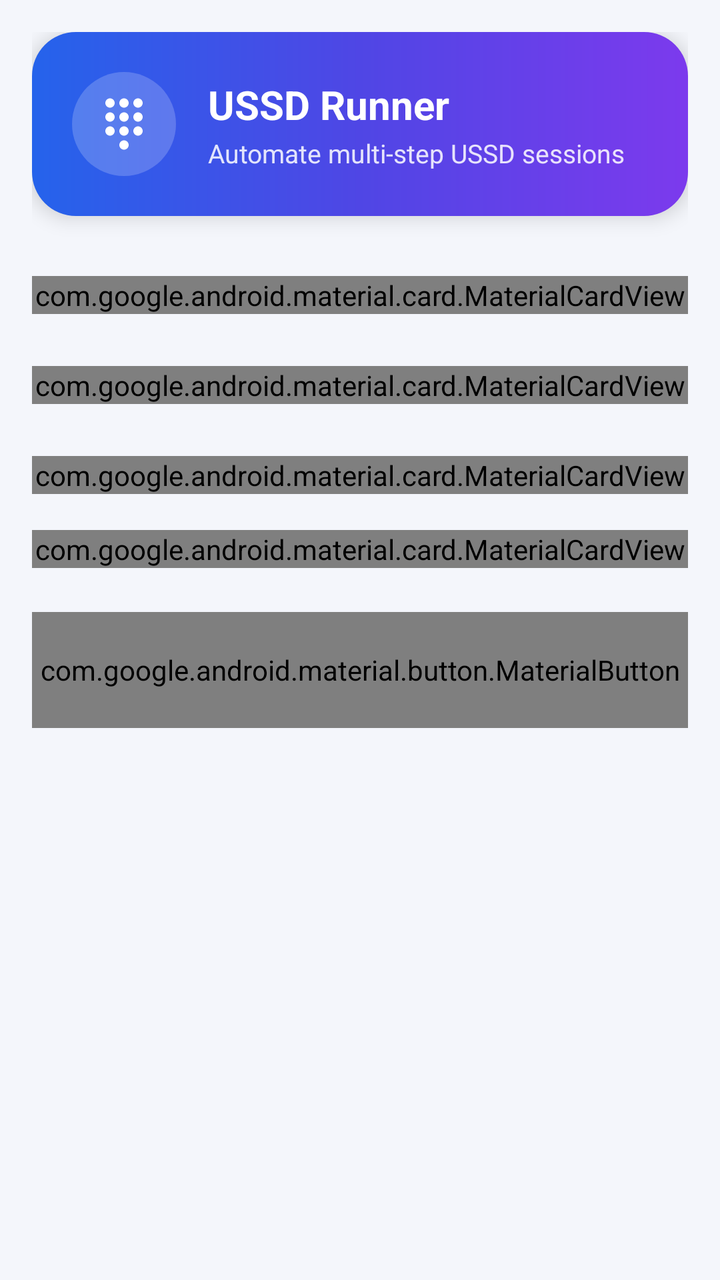
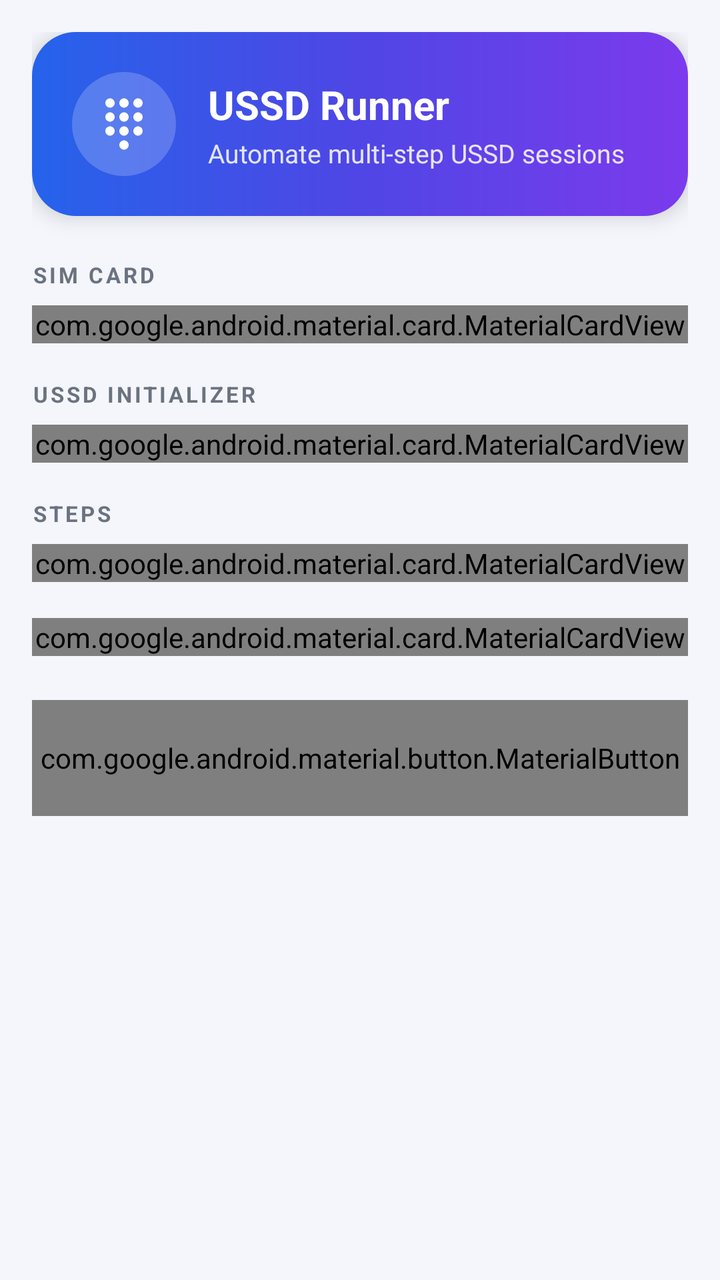

An Android layout rendered at two revisions. The XML below is the earlier revision; the diff shows what the commit changed to produce the second picture.
<!-- AndroidManifest.xml: application theme Theme.AppCompat.Light.NoActionBar -->
<!-- res/layout/activity_main.xml -->
<?xml version="1.0" encoding="utf-8"?>
<ScrollView xmlns:android="http://schemas.android.com/apk/res/android"
    xmlns:app="http://schemas.android.com/apk/res-auto"
    android:layout_width="match_parent"
    android:layout_height="match_parent"
    android:background="@color/screen_bg"
    android:fillViewport="true">

    <LinearLayout
        android:layout_width="match_parent"
        android:layout_height="wrap_content"
        android:orientation="vertical"
        android:padding="16dp">

        
        <LinearLayout
            android:layout_width="match_parent"
            android:layout_height="wrap_content"
            android:background="@drawable/bg_header_gradient"
            android:elevation="6dp"
            android:gravity="center_vertical"
            android:orientation="horizontal"
            android:padding="20dp">

            <ImageView
                android:layout_width="52dp"
                android:layout_height="52dp"
                android:background="@drawable/bg_icon_circle"
                android:contentDescription="@null"
                android:padding="12dp"
                android:src="@drawable/ic_ussd"
                app:tint="@color/white" />

            <LinearLayout
                android:layout_width="0dp"
                android:layout_height="wrap_content"
                android:layout_marginStart="16dp"
                android:layout_weight="1"
                android:orientation="vertical">

                <TextView
                    android:layout_width="wrap_content"
                    android:layout_height="wrap_content"
                    android:text="@string/app_name"
                    android:textColor="@color/white"
                    android:textSize="20sp"
                    android:textStyle="bold" />

                <TextView
                    android:layout_width="wrap_content"
                    android:layout_height="wrap_content"
                    android:layout_marginTop="2dp"
                    android:text="@string/header_sub"
                    android:textColor="#D9FFFFFF"
                    android:textSize="13sp" />
            </LinearLayout>
        </LinearLayout>

        
        <TextView
            style="@style/SectionLabel"
            android:layout_marginTop="22dp"
            android:text="@string/section_sim" />

        <com.google.android.material.card.MaterialCardView
            android:layout_width="match_parent"
            android:layout_height="wrap_content"
            android:layout_marginTop="8dp"
            app:cardBackgroundColor="@color/white"
            app:cardCornerRadius="18dp"
            app:cardElevation="1dp">

            <com.google.android.material.textfield.TextInputLayout
                android:id="@+id/tilSim"
                style="@style/Widget.Material3.TextInputLayout.OutlinedBox.ExposedDropdownMenu"
                android:layout_width="match_parent"
                android:layout_height="wrap_content"
                android:layout_margin="14dp"
                android:hint="@string/hint_sim"
                app:boxCornerRadiusBottomEnd="14dp"
                app:boxCornerRadiusBottomStart="14dp"
                app:boxCornerRadiusTopEnd="14dp"
                app:boxCornerRadiusTopStart="14dp"
                app:startIconDrawable="@drawable/ic_sim">

                <AutoCompleteTextView
                    android:id="@+id/actSim"
                    android:layout_width="match_parent"
                    android:layout_height="wrap_content"
                    android:inputType="none"
                    android:textColor="@color/text_primary" />
            </com.google.android.material.textfield.TextInputLayout>
        </com.google.android.material.card.MaterialCardView>

        
        <TextView
            style="@style/SectionLabel"
            android:layout_marginTop="18dp"
            android:text="@string/section_ussd" />

        <com.google.android.material.card.MaterialCardView
            android:layout_width="match_parent"
            android:layout_height="wrap_content"
            android:layout_marginTop="8dp"
            app:cardBackgroundColor="@color/white"
            app:cardCornerRadius="18dp"
            app:cardElevation="1dp">

            <com.google.android.material.textfield.TextInputLayout
                android:id="@+id/tilUssd"
                style="@style/Widget.Material3.TextInputLayout.OutlinedBox"
                android:layout_width="match_parent"
                android:layout_height="wrap_content"
                android:layout_margin="14dp"
                android:hint="@string/hint_ussd"
                app:boxCornerRadiusBottomEnd="14dp"
                app:boxCornerRadiusBottomStart="14dp"
                app:boxCornerRadiusTopEnd="14dp"
                app:boxCornerRadiusTopStart="14dp"
                app:helperText="@string/helper_ussd"
                app:startIconDrawable="@drawable/ic_dial">

                <com.google.android.material.textfield.TextInputEditText
                    android:id="@+id/etUssdInit"
                    android:layout_width="match_parent"
                    android:layout_height="wrap_content"
                    android:inputType="phone"
                    android:textColor="@color/text_primary" />
            </com.google.android.material.textfield.TextInputLayout>
        </com.google.android.material.card.MaterialCardView>

        
        <TextView
            style="@style/SectionLabel"
            android:layout_marginTop="18dp"
            android:text="@string/section_steps" />

        <com.google.android.material.card.MaterialCardView
            android:layout_width="match_parent"
            android:layout_height="wrap_content"
            android:layout_marginTop="8dp"
            app:cardBackgroundColor="@color/white"
            app:cardCornerRadius="18dp"
            app:cardElevation="1dp">

            <com.google.android.material.textfield.TextInputLayout
                android:id="@+id/tilSteps"
                style="@style/Widget.Material3.TextInputLayout.OutlinedBox"
                android:layout_width="match_parent"
                android:layout_height="wrap_content"
                android:layout_margin="14dp"
                android:hint="@string/hint_steps"
                app:boxCornerRadiusBottomEnd="14dp"
                app:boxCornerRadiusBottomStart="14dp"
                app:boxCornerRadiusTopEnd="14dp"
                app:boxCornerRadiusTopStart="14dp"
                app:helperText="@string/helper_steps"
                app:startIconDrawable="@drawable/ic_steps">

                <com.google.android.material.textfield.TextInputEditText
                    android:id="@+id/etSteps"
                    android:layout_width="match_parent"
                    android:layout_height="wrap_content"
                    android:inputType="phone"
                    android:textColor="@color/text_primary" />
            </com.google.android.material.textfield.TextInputLayout>
        </com.google.android.material.card.MaterialCardView>

        
        <com.google.android.material.card.MaterialCardView
            android:layout_width="match_parent"
            android:layout_height="wrap_content"
            android:layout_marginTop="18dp"
            app:cardBackgroundColor="#FFEFF6FF"
            app:cardCornerRadius="16dp"
            app:cardElevation="0dp"
            app:strokeColor="#FFBFDBFE"
            app:strokeWidth="1dp">

            <LinearLayout
                android:layout_width="match_parent"
                android:layout_height="wrap_content"
                android:orientation="horizontal"
                android:padding="14dp">

                <ImageView
                    android:layout_width="22dp"
                    android:layout_height="22dp"
                    android:contentDescription="@null"
                    android:src="@drawable/ic_shield"
                    app:tint="@color/primary" />

                <LinearLayout
                    android:layout_width="0dp"
                    android:layout_height="wrap_content"
                    android:layout_marginStart="12dp"
                    android:layout_weight="1"
                    android:orientation="vertical">

                    <TextView
                        android:layout_width="wrap_content"
                        android:layout_height="wrap_content"
                        android:text="@string/notice_title"
                        android:textColor="@color/text_primary"
                        android:textSize="13sp"
                        android:textStyle="bold" />

                    <TextView
                        android:layout_width="wrap_content"
                        android:layout_height="wrap_content"
                        android:layout_marginTop="3dp"
                        android:text="@string/notice_body"
                        android:textColor="@color/text_secondary"
                        android:textSize="12sp" />
                </LinearLayout>
            </LinearLayout>
        </com.google.android.material.card.MaterialCardView>

        
        <com.google.android.material.button.MaterialButton
            android:id="@+id/btnStart"
            android:layout_width="match_parent"
            android:layout_height="58dp"
            android:layout_marginTop="22dp"
            android:layout_marginBottom="10dp"
            android:text="@string/btn_start"
            android:textSize="16sp"
            android:textStyle="bold"
            app:cornerRadius="18dp"
            app:icon="@drawable/ic_play"
            app:iconGravity="textStart"
            app:iconPadding="10dp" />

    </LinearLayout>
</ScrollView>
<!-- resources referenced by this layout -->
<resources>
  <color name="primary">#FF2563EB</color>
  <color name="screen_bg">#FFF4F6FB</color>
  <color name="text_primary">#FF111827</color>
  <color name="text_secondary">#FF6B7280</color>
  <color name="white">#FFFFFFFF</color>
  <!-- drawable bg_header_gradient (drawable) -->
  <?xml version="1.0" encoding="utf-8"?>
  <shape xmlns:android="http://schemas.android.com/apk/res/android"
      android:shape="rectangle">
      <gradient
          android:startColor="#FF2563EB"
          android:centerColor="#FF4F46E5"
          android:endColor="#FF7C3AED"
          android:angle="0" />
      <corners android:radius="22dp" />
  </shape>
  <!-- drawable bg_icon_circle (drawable) -->
  <?xml version="1.0" encoding="utf-8"?>
  <shape xmlns:android="http://schemas.android.com/apk/res/android"
      android:shape="oval">
      <solid android:color="#33FFFFFF" />
  </shape>
  <!-- drawable ic_dial (drawable) -->
  <vector xmlns:android="http://schemas.android.com/apk/res/android"
      android:width="24dp" android:height="24dp"
      android:viewportWidth="24" android:viewportHeight="24">
      <path android:fillColor="#FF111827"
          android:pathData="M6.62,10.79c1.44,2.83 3.76,5.14 6.59,6.59l2.2,-2.2c0.27,-0.27 0.67,-0.36 1.02,-0.24 1.12,0.37 2.33,0.57 3.57,0.57 0.55,0 1,0.45 1,1V20c0,0.55 -0.45,1 -1,1 -9.39,0 -17,-7.61 -17,-17 0,-0.55 0.45,-1 1,-1h3.5c0.55,0 1,0.45 1,1 0,1.25 0.2,2.45 0.57,3.57 0.11,0.35 0.03,0.74 -0.25,1.02l-2.2,2.2z"/>
  </vector>
  <!-- drawable ic_play (drawable) -->
  <vector xmlns:android="http://schemas.android.com/apk/res/android"
      android:width="24dp" android:height="24dp"
      android:viewportWidth="24" android:viewportHeight="24">
      <path android:fillColor="#FF111827"
          android:pathData="M8,5v14l11,-7z"/>
  </vector>
  <!-- drawable ic_shield (drawable) -->
  <vector xmlns:android="http://schemas.android.com/apk/res/android"
      android:width="24dp" android:height="24dp"
      android:viewportWidth="24" android:viewportHeight="24">
      <path android:fillColor="#FF111827"
          android:pathData="M12,1L3,5v6c0,5.55 3.84,10.74 9,12 5.16,-1.26 9,-6.45 9,-12L21,5l-9,-4zM12,11.99h7c-0.53,4.12 -3.28,7.79 -7,8.94L12,12L5,12L5,6.3l7,-3.11v8.8z"/>
  </vector>
  <!-- drawable ic_sim (drawable) -->
  <vector xmlns:android="http://schemas.android.com/apk/res/android"
      android:width="24dp" android:height="24dp"
      android:viewportWidth="24" android:viewportHeight="24">
      <path android:fillColor="#FF111827"
          android:pathData="M19.99,4c0,-1.1 -0.89,-2 -1.99,-2h-8L4,8.02v11.97c0,1.1 0.9,2 2,2h12.01c1.1,0 1.99,-0.9 1.99,-2L19.99,4zM9,19H7v-2h2V19zM9,15H7v-2h2V15zM9,11H7V9h2V11zM13,19h-2v-2h2V19zM13,15h-2v-2h2V15zM13,11h-2V9h2V11zM17,19h-2v-2h2V19zM17,15h-2v-2h2V15zM17,11h-2V9h2V11z"/>
  </vector>
  <!-- drawable ic_steps (drawable) -->
  <vector xmlns:android="http://schemas.android.com/apk/res/android"
      android:width="24dp" android:height="24dp"
      android:viewportWidth="24" android:viewportHeight="24">
      <path android:fillColor="#FF111827"
          android:pathData="M3,13h2v-2L3,11v2zM3,17h2v-2L3,15v2zM3,9h2L5,7L3,7v2zM7,13h14v-2L7,11v2zM7,17h14v-2L7,15v2zM7,7v2h14L21,7L7,7z"/>
  </vector>
  <string name="app_name">USSD Runner</string>
  <string name="btn_start">Start USSD Session</string>
  <string name="header_sub">Automate multi‑step USSD sessions</string>
  <string name="helper_steps">Comma‑separated replies, sent in order</string>
  <string name="helper_ussd">The code that opens the USSD menu</string>
  <string name="hint_sim">Select SIM</string>
  <string name="hint_steps">e.g. 1,2,1,2</string>
  <string name="hint_ussd">e.g. *123#</string>
  <string name="notice_body">Required to auto‑fill the USSD replies. Enable USSD Runner in Settings → Accessibility.</string>
  <string name="notice_title">Accessibility permission</string>
  <string name="section_sim">SIM CARD</string>
  <string name="section_steps">STEPS</string>
  <string name="section_ussd">USSD INITIALIZER</string>
</resources>

<!-- the commit's change to res/layout/activity_main.xml (unified diff, before → after) -->
@@ -12,7 +12,6 @@
         android:orientation="vertical"
         android:padding="16dp">
 
-        
         <LinearLayout
             android:layout_width="match_parent"
             android:layout_height="wrap_content"
@@ -56,11 +55,15 @@
             </LinearLayout>
         </LinearLayout>
 
-        
         <TextView
-            style="@style/SectionLabel"
+            android:layout_width="wrap_content"
+            android:layout_height="wrap_content"
             android:layout_marginTop="22dp"
-            android:text="@string/section_sim" />
+            android:letterSpacing="0.12"
+            android:text="@string/section_sim"
+            android:textColor="@color/text_secondary"
+            android:textSize="11sp"
+            android:textStyle="bold" />
 
         <com.google.android.material.card.MaterialCardView
             android:layout_width="match_parent"
@@ -77,10 +80,6 @@
                 android:layout_height="wrap_content"
                 android:layout_margin="14dp"
                 android:hint="@string/hint_sim"
-                app:boxCornerRadiusBottomEnd="14dp"
-                app:boxCornerRadiusBottomStart="14dp"
-                app:boxCornerRadiusTopEnd="14dp"
-                app:boxCornerRadiusTopStart="14dp"
                 app:startIconDrawable="@drawable/ic_sim">
 
                 <AutoCompleteTextView
@@ -92,11 +91,15 @@
             </com.google.android.material.textfield.TextInputLayout>
         </com.google.android.material.card.MaterialCardView>
 
-        
         <TextView
-            style="@style/SectionLabel"
+            android:layout_width="wrap_content"
+            android:layout_height="wrap_content"
             android:layout_marginTop="18dp"
-            android:text="@string/section_ussd" />
+            android:letterSpacing="0.12"
+            android:text="@string/section_ussd"
+            android:textColor="@color/text_secondary"
+            android:textSize="11sp"
+            android:textStyle="bold" />
 
         <com.google.android.material.card.MaterialCardView
             android:layout_width="match_parent"
@@ -113,10 +116,6 @@
                 android:layout_height="wrap_content"
                 android:layout_margin="14dp"
                 android:hint="@string/hint_ussd"
-                app:boxCornerRadiusBottomEnd="14dp"
-                app:boxCornerRadiusBottomStart="14dp"
-                app:boxCornerRadiusTopEnd="14dp"
-                app:boxCornerRadiusTopStart="14dp"
                 app:helperText="@string/helper_ussd"
                 app:startIconDrawable="@drawable/ic_dial">
 
@@ -129,11 +128,15 @@
             </com.google.android.material.textfield.TextInputLayout>
         </com.google.android.material.card.MaterialCardView>
 
-        
         <TextView
-            style="@style/SectionLabel"
+            android:layout_width="wrap_content"
+            android:layout_height="wrap_content"
             android:layout_marginTop="18dp"
-            android:text="@string/section_steps" />
+            android:letterSpacing="0.12"
+            android:text="@string/section_steps"
+            android:textColor="@color/text_secondary"
+            android:textSize="11sp"
+            android:textStyle="bold" />
 
         <com.google.android.material.card.MaterialCardView
             android:layout_width="match_parent"
@@ -150,10 +153,6 @@
                 android:layout_height="wrap_content"
                 android:layout_margin="14dp"
                 android:hint="@string/hint_steps"
-                app:boxCornerRadiusBottomEnd="14dp"
-                app:boxCornerRadiusBottomStart="14dp"
-                app:boxCornerRadiusTopEnd="14dp"
-                app:boxCornerRadiusTopStart="14dp"
                 app:helperText="@string/helper_steps"
                 app:startIconDrawable="@drawable/ic_steps">
 
@@ -166,7 +165,6 @@
             </com.google.android.material.textfield.TextInputLayout>
         </com.google.android.material.card.MaterialCardView>
 
-        
         <com.google.android.material.card.MaterialCardView
             android:layout_width="match_parent"
             android:layout_height="wrap_content"
@@ -216,7 +214,6 @@
             </LinearLayout>
         </com.google.android.material.card.MaterialCardView>
 
-        
         <com.google.android.material.button.MaterialButton
             android:id="@+id/btnStart"
             android:layout_width="match_parent"
